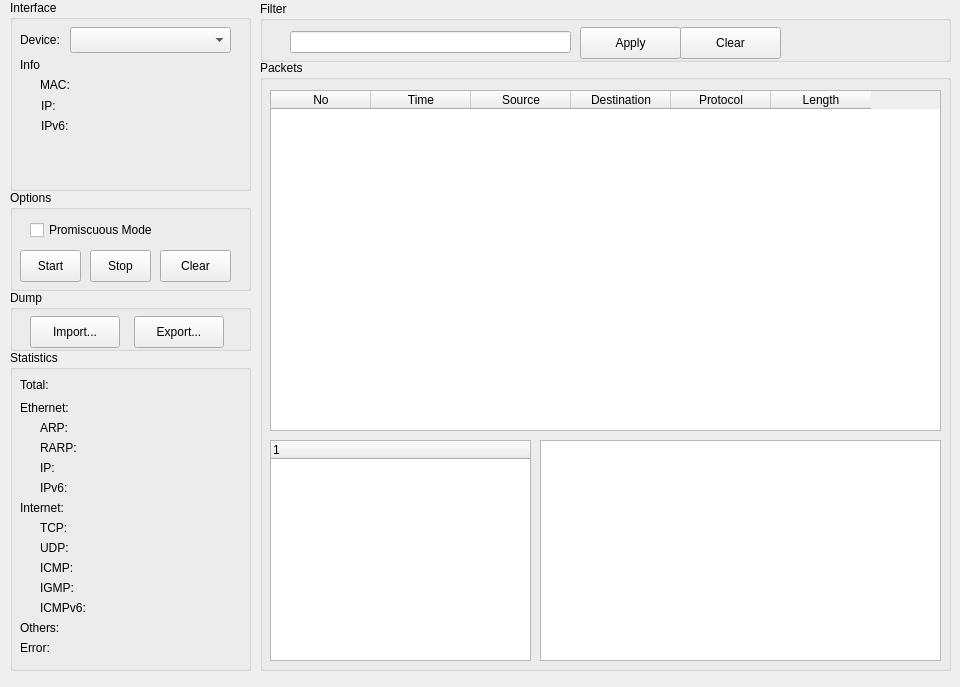
Before: the Qt Designer form QSniffer.ui in futureer/QSniffer, drawn with Qt 5.
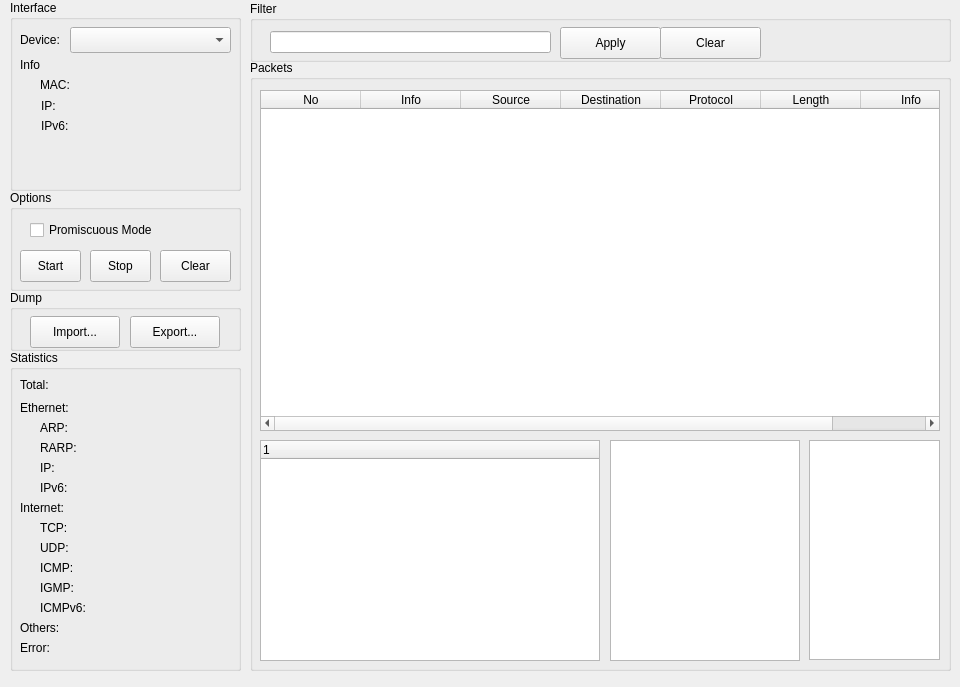
After: the same form once the commit is applied.

Commit message: 增加：树状显示协议字段；以16进制及ASCII方式显示数据包内容；数据包导入与导出（待测试）

Patch:
```diff
--- a/QSniffer.ui
+++ b/QSniffer.ui
@@ -17,9 +17,9 @@
    <widget class="QGroupBox" name="pktGroupBox">
     <property name="geometry">
      <rect>
-      <x>260</x>
+      <x>250</x>
       <y>60</y>
-      <width>691</width>
+      <width>701</width>
       <height>611</height>
      </rect>
     </property>
@@ -31,7 +31,7 @@
       <rect>
        <x>10</x>
        <y>30</y>
-       <width>671</width>
+       <width>680</width>
        <height>341</height>
       </rect>
      </property>
@@ -60,7 +60,7 @@
      </column>
      <column>
       <property name="text">
-       <string>Time</string>
+       <string>Info</string>
       </property>
      </column>
      <column>
@@ -83,13 +83,18 @@
        <string>Length</string>
       </property>
      </column>
+     <column>
+      <property name="text">
+       <string>Info</string>
+      </property>
+     </column>
     </widget>
     <widget class="QTreeWidget" name="pktTreeWidget">
      <property name="geometry">
       <rect>
        <x>10</x>
        <y>380</y>
-       <width>261</width>
+       <width>340</width>
        <height>221</height>
       </rect>
      </property>
@@ -102,20 +107,30 @@
     <widget class="QTextBrowser" name="pktTextBrowser">
      <property name="geometry">
       <rect>
-       <x>280</x>
+       <x>360</x>
        <y>380</y>
-       <width>401</width>
+       <width>190</width>
        <height>221</height>
       </rect>
      </property>
     </widget>
+    <widget class="QTextBrowser" name="pktAsciiBrowser">
+     <property name="geometry">
+      <rect>
+       <x>559</x>
+       <y>380</y>
+       <width>131</width>
+       <height>220</height>
+      </rect>
+     </property>
+    </widget>
    </widget>
    <widget class="QGroupBox" name="filterGroupBox">
     <property name="geometry">
      <rect>
-      <x>260</x>
+      <x>250</x>
       <y>1</y>
-      <width>691</width>
+      <width>701</width>
       <height>61</height>
      </rect>
     </property>
@@ -125,7 +140,7 @@
     <widget class="QLineEdit" name="filterLineEdit">
      <property name="geometry">
       <rect>
-       <x>30</x>
+       <x>20</x>
        <y>30</y>
        <width>281</width>
        <height>22</height>
@@ -135,7 +150,7 @@
     <widget class="QPushButton" name="filterApplyButton">
      <property name="geometry">
       <rect>
-       <x>320</x>
+       <x>310</x>
        <y>26</y>
        <width>101</width>
        <height>32</height>
@@ -148,7 +163,7 @@
     <widget class="QPushButton" name="filterClearButton">
      <property name="geometry">
       <rect>
-       <x>420</x>
+       <x>410</x>
        <y>26</y>
        <width>101</width>
        <height>32</height>
@@ -161,7 +176,7 @@
     <widget class="QLabel" name="filterMsgLable">
      <property name="geometry">
       <rect>
-       <x>530</x>
+       <x>520</x>
        <y>32</y>
        <width>141</width>
        <height>16</height>
@@ -177,7 +192,7 @@
      <rect>
       <x>10</x>
       <y>0</y>
-      <width>241</width>
+      <width>231</width>
       <height>191</height>
      </rect>
     </property>
@@ -330,7 +345,7 @@
      <rect>
       <x>10</x>
       <y>190</y>
-      <width>241</width>
+      <width>231</width>
       <height>101</height>
      </rect>
     </property>
@@ -395,7 +410,7 @@
      <rect>
       <x>10</x>
       <y>350</y>
-      <width>241</width>
+      <width>231</width>
       <height>321</height>
      </rect>
     </property>
@@ -746,7 +761,7 @@
      <rect>
       <x>10</x>
       <y>290</y>
-      <width>241</width>
+      <width>231</width>
       <height>61</height>
      </rect>
     </property>
@@ -769,7 +784,7 @@
     <widget class="QPushButton" name="exportButton">
      <property name="geometry">
       <rect>
-       <x>124</x>
+       <x>120</x>
        <y>26</y>
        <width>90</width>
        <height>32</height>
```
Left out of the diff: 2 changed lines with no effect on the pictures. The commit also changes 11 other files.
